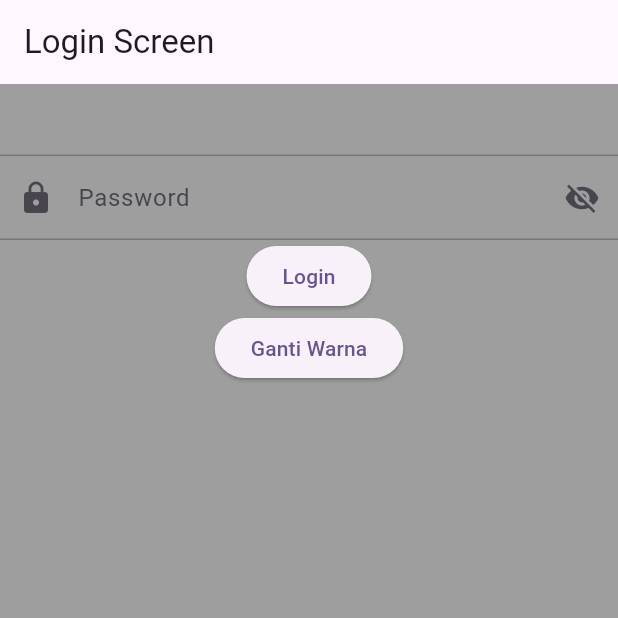
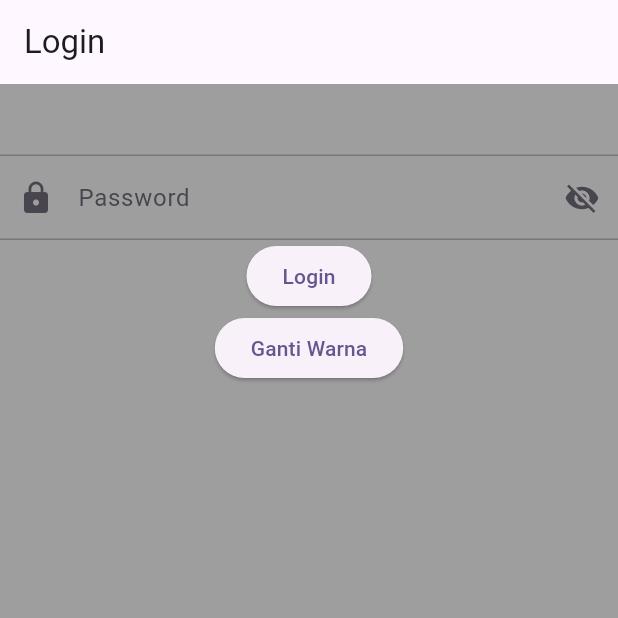
Before and after one commit to carissuy/Project2, a Flutter app: the screen it shows after launch, on a phone screen of 412 x 824 dp, the top half of it. Run offline on Flutter 3.47's test engine with Material 3 defaults, Android fonts, the phone set to English and light mode, and no system bars.

Commit message:
Ganti Login

```diff
--- a/lib/login_screen2.dart
+++ b/lib/login_screen2.dart
@@ -30,7 +30,7 @@ gantiWarna(){
       statusWarna
       ? Colors.grey
       : Colors.blue,
-       appBar: AppBar(title: const Text('Login Screen'),
+       appBar: AppBar(title: const Text('Login'),
        ),
        body: Center(
          child: Column(
```
